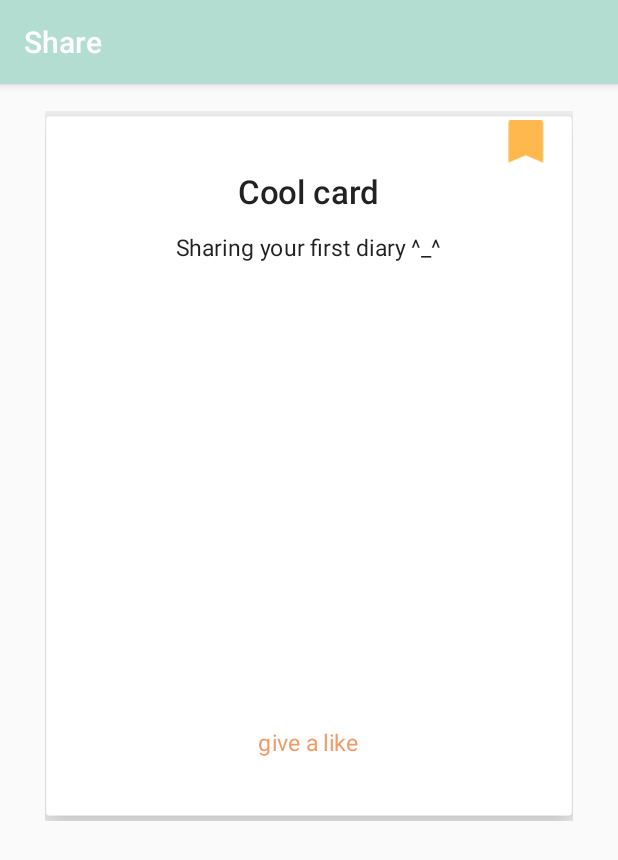
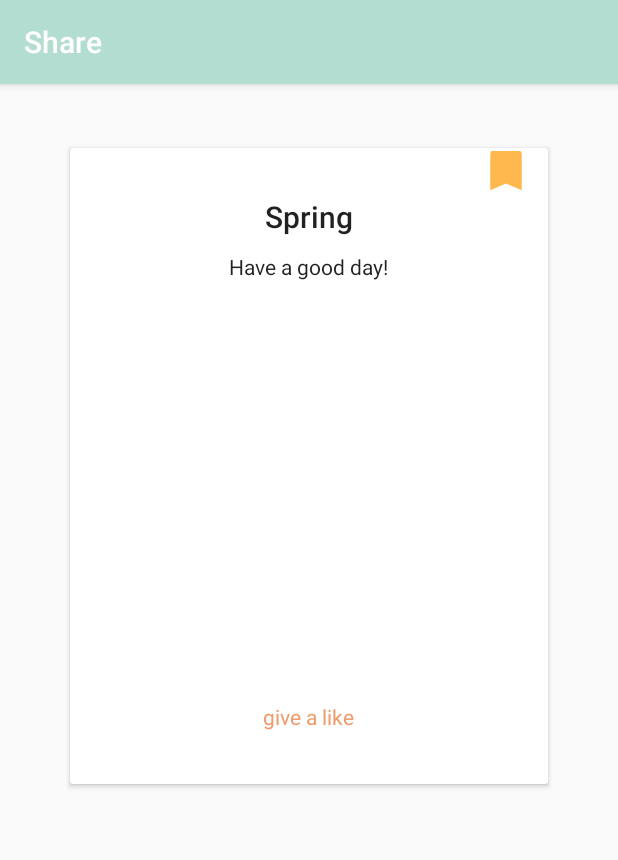
Before and after one commit to Xiayf98/TheDiary, an Android app: the ShareActivity screen opened directly, with no data from a screen before it, on a phone screen of 412 x 824 dp. Shown: the top 860 px of the screen. Run offline under Robolectric (Android 15) with nearby library versions, the phone set to English and light mode, and no system bars.

Commit message:
标注了后台数据传入的位置

```diff
--- a/app/src/main/java/com/example/a15850/thediary/CardItem.java
+++ b/app/src/main/java/com/example/a15850/thediary/CardItem.java
@@ -3,19 +3,19 @@ package com.example.a15850.thediary;
 import android.widget.Button;
 
 public class CardItem {
-    private int mTextResource;
-    private int mTitleResource;
+    String mTextResource;
+    String mTitleResource;
 
-    public CardItem(int title, int text ) {
+    public CardItem(String title, String text ) {
         mTitleResource = title;
         mTextResource = text;
     }
 
-    public int getText() {
+    public String getText() {
         return mTextResource;
     }
 
-    public int getTitle() {
+    public String getTitle() {
         return mTitleResource;
     }
 }
--- a/app/src/main/java/com/example/a15850/thediary/ShareActivity.java
+++ b/app/src/main/java/com/example/a15850/thediary/ShareActivity.java
@@ -15,6 +15,9 @@ public class ShareActivity extends AppCompatActivity {
     private ViewPager mViewPager;
     private CardPagerAdapter mCardAdapter;
     private ShadowTransformer mCardShadowTransformer;
+    String inputTextTitle;//日记标题
+    String inputTextbody;//日记正文
+    int cardNum;//公开日记的数量
 
     @Override
     protected void onCreate(Bundle savedInstanceState) {
@@ -38,11 +41,17 @@ public class ShareActivity extends AppCompatActivity {
 //            }
 //        });
         mCardAdapter=new CardPagerAdapter();
-        mCardAdapter.addCardItem(new CardItem(R.string.title_1,R.string.text_1));
-        mCardAdapter.addCardItem(new CardItem(R.string.title_2,R.string.text_1));
-        mCardAdapter.addCardItem(new CardItem(R.string.title_3,R.string.text_1));
-        mCardAdapter.addCardItem(new CardItem(R.string.title_4,R.string.text_1));
+        //从数据库中获取公开日记的篇数传入cardNum
+        cardNum=1;
+        for(int i=0;i<cardNum;i++){
+            //从数据库中获取第i篇公开日记的标题和正文
+            //分别传入inputTextTitle和inputTextBody中
+            //这里先给两个字符串赋值进行测试
+            inputTextTitle="Spring";
+            inputTextbody="Have a good day!";
 
+            mCardAdapter.addCardItem(new CardItem(inputTextTitle,inputTextbody));
+        }
         mCardShadowTransformer=new ShadowTransformer(mViewPager,mCardAdapter);
         mCardShadowTransformer.enableScaling(true);
 
```
